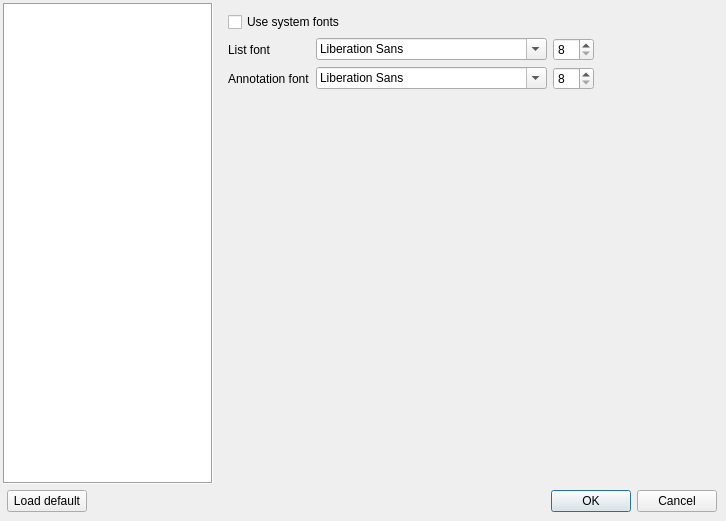
The window that src/settingsdlg.ui (petrovvlad/freeLib) describes before a commit, drawn with Qt 5.
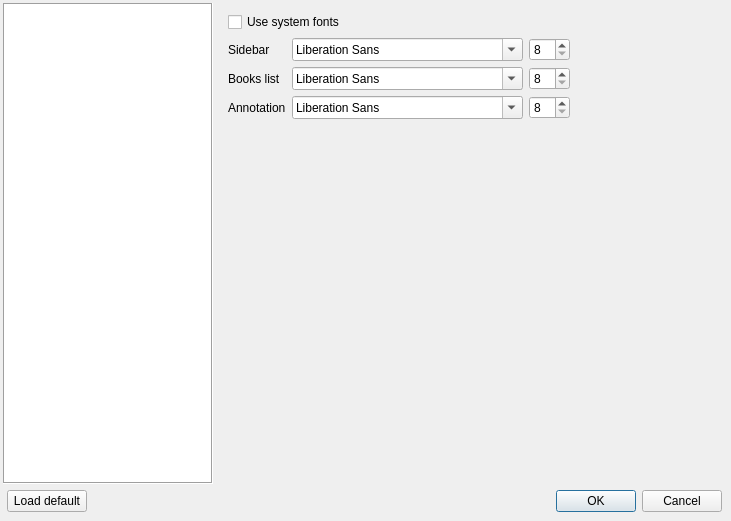
The same window after the commit. The open tabs and pages were chosen to show the change. Icons and pictures are not drawn. Custom widgets are drawn as their Qt base class.

Commit message: feat: add font setting for sidebar

What changed in the file:
```diff
--- a/src/settingsdlg.ui
+++ b/src/settingsdlg.ui
@@ -9,7 +9,7 @@
    <rect>
     <x>0</x>
     <y>0</y>
-    <width>726</width>
+    <width>731</width>
     <height>521</height>
    </rect>
   </property>
@@ -1075,8 +1075,37 @@
          </item>
          <item>
           <layout class="QGridLayout" name="gridLayout">
+           <item row="1" column="3">
+            <spacer name="horizontalSpacer_6">
+             <property name="orientation">
+              <enum>Qt::Orientation::Horizontal</enum>
+             </property>
+             <property name="sizeHint" stdset="0">
+              <size>
+               <width>40</width>
+               <height>20</height>
+              </size>
+             </property>
+            </spacer>
+           </item>
+           <item row="2" column="2">
+            <widget class="QSpinBox" name="annotationFontSpinBox">
+             <property name="minimum">
+              <number>8</number>
+             </property>
+             <property name="maximum">
+              <number>24</number>
+             </property>
+            </widget>
+           </item>
            <item row="1" column="1">
-            <widget class="QFontComboBox" name="annotationFontComboBox">
+            <widget class="QFontComboBox" name="listFontComboBox">
+             <property name="sizePolicy">
+              <sizepolicy hsizetype="Preferred" vsizetype="Minimum">
+               <horstretch>0</horstretch>
+               <verstretch>0</verstretch>
+              </sizepolicy>
+             </property>
              <property name="sizeAdjustPolicy">
               <enum>QComboBox::SizeAdjustPolicy::AdjustToContents</enum>
              </property>
@@ -1088,18 +1117,27 @@
              </property>
             </widget>
            </item>
+           <item row="1" column="0">
+            <widget class="QLabel" name="labelListFont">
+             <property name="sizePolicy">
+              <sizepolicy hsizetype="Preferred" vsizetype="Minimum">
+               <horstretch>0</horstretch>
+               <verstretch>0</verstretch>
+              </sizepolicy>
+             </property>
+             <property name="text">
+              <string>Books list</string>
+             </property>
+            </widget>
+           </item>
            <item row="1" column="2">
-            <widget class="QSpinBox" name="annotationFontSpinBox">
-             <property name="minimum">
-              <number>8</number>
-             </property>
-             <property name="maximum">
-              <number>24</number>
-             </property>
-            </widget>
-           </item>
-           <item row="0" column="2">
             <widget class="QSpinBox" name="listFontSpinBox">
+             <property name="sizePolicy">
+              <sizepolicy hsizetype="Minimum" vsizetype="Minimum">
+               <horstretch>0</horstretch>
+               <verstretch>0</verstretch>
+              </sizepolicy>
+             </property>
              <property name="minimum">
               <number>8</number>
              </property>
@@ -1108,45 +1146,79 @@
              </property>
             </widget>
            </item>
-           <item row="1" column="0">
+           <item row="2" column="1">
+            <widget class="QFontComboBox" name="annotationFontComboBox">
+             <property name="sizePolicy">
+              <sizepolicy hsizetype="Preferred" vsizetype="Minimum">
+               <horstretch>0</horstretch>
+               <verstretch>0</verstretch>
+              </sizepolicy>
+             </property>
+             <property name="sizeAdjustPolicy">
+              <enum>QComboBox::SizeAdjustPolicy::AdjustToContents</enum>
+             </property>
+             <property name="writingSystem">
+              <enum>QFontDatabase::WritingSystem::Cyrillic</enum>
+             </property>
+             <property name="fontFilters">
+              <set>QFontComboBox::FontFilter::ScalableFonts</set>
+             </property>
+            </widget>
+           </item>
+           <item row="2" column="0">
             <widget class="QLabel" name="labelAnnotationFont">
+             <property name="sizePolicy">
+              <sizepolicy hsizetype="Preferred" vsizetype="Minimum">
+               <horstretch>0</horstretch>
+               <verstretch>0</verstretch>
+              </sizepolicy>
+             </property>
              <property name="text">
-              <string>Annotation font</string>
-             </property>
-            </widget>
-           </item>
-           <item row="0" column="1">
-            <widget class="QFontComboBox" name="listFontComboBox">
-             <property name="sizeAdjustPolicy">
-              <enum>QComboBox::SizeAdjustPolicy::AdjustToContents</enum>
-             </property>
-             <property name="writingSystem">
-              <enum>QFontDatabase::WritingSystem::Cyrillic</enum>
-             </property>
-             <property name="fontFilters">
-              <set>QFontComboBox::FontFilter::ScalableFonts</set>
+              <string>Annotation</string>
              </property>
             </widget>
            </item>
            <item row="0" column="0">
-            <widget class="QLabel" name="labelListFont">
+            <widget class="QLabel" name="labelSideBar">
+             <property name="sizePolicy">
+              <sizepolicy hsizetype="Preferred" vsizetype="Minimum">
+               <horstretch>0</horstretch>
+               <verstretch>0</verstretch>
+              </sizepolicy>
+             </property>
              <property name="text">
-              <string>List font</string>
+              <string>Sidebar</string>
              </property>
             </widget>
            </item>
-           <item row="0" column="3">
-            <spacer name="horizontalSpacer_6">
-             <property name="orientation">
-              <enum>Qt::Orientation::Horizontal</enum>
+           <item row="0" column="1">
+            <widget class="QFontComboBox" name="sidebarFontComboBox">
+             <property name="sizePolicy">
+              <sizepolicy hsizetype="Preferred" vsizetype="Minimum">
+               <horstretch>0</horstretch>
+               <verstretch>0</verstretch>
+              </sizepolicy>
              </property>
-             <property name="sizeHint" stdset="0">
-              <size>
-               <width>40</width>
-               <height>20</height>
-              </size>
+            </widget>
+           </item>
+           <item row="0" column="2">
+            <widget class="QSpinBox" name="sidebarFontSpinBox">
+             <property name="sizePolicy">
+              <sizepolicy hsizetype="Minimum" vsizetype="Minimum">
+               <horstretch>0</horstretch>
+               <verstretch>0</verstretch>
+              </sizepolicy>
              </property>
-            </spacer>
+             <property name="frame">
+              <bool>true</bool>
+             </property>
+             <property name="minimum">
+              <number>8</number>
+             </property>
+             <property name="maximum">
+              <number>24</number>
+             </property>
+            </widget>
            </item>
           </layout>
          </item>
```
Left out of the diff: 2 changed lines with no effect on the pictures. The commit also changes 9 other files.
